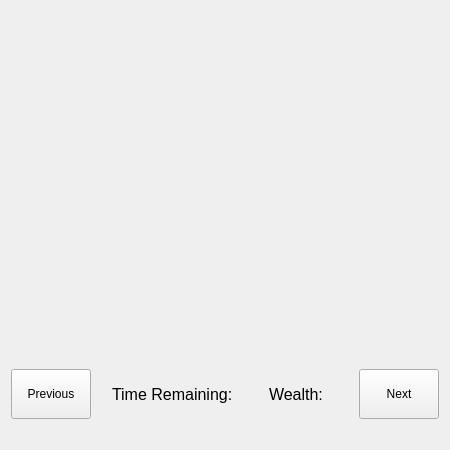
This is MarketSimulation/mainwindow.ui in dwattttt/marketsim as Qt 5 draws it before an edit. The edited form follows.
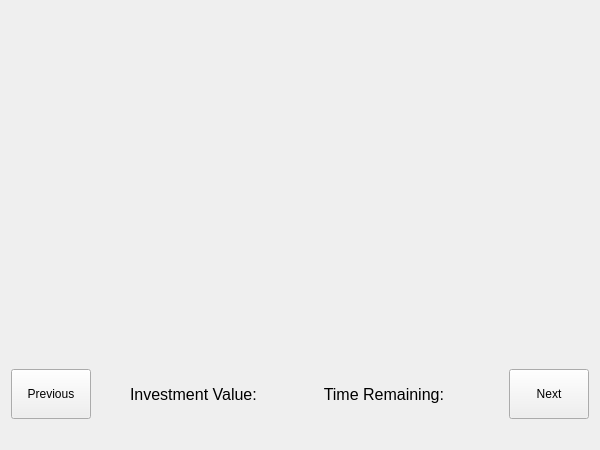
This is the edited form.

Commit message: Completed all of the easy required changes from Digsy  * Screen 2 text  * Screen 3 text, centering  * Screen 5 text, centering  * Screen 6 text, centering  * Screen 7 text  * Screen 8 text  * Screen 9 text  * Screen 10 text  * Screen 12 text  * Initial allocation - added axis, prevent next until allocation submitted, text, centering  * Block decryption test once one round completed  * Rename total wealth to investment value  * Relocate wealth and time labels along bottom  * Add encrypted/decrypted labels to decryption widget  * Added final score screen

```diff
--- a/MarketSimulation/mainwindow.ui
+++ b/MarketSimulation/mainwindow.ui
@@ -6,25 +6,25 @@
    <rect>
     <x>0</x>
     <y>0</y>
-    <width>450</width>
+    <width>600</width>
     <height>450</height>
    </rect>
   </property>
   <property name="sizePolicy">
-   <sizepolicy hsizetype="Fixed" vsizetype="Fixed">
+   <sizepolicy hsizetype="Preferred" vsizetype="Preferred">
     <horstretch>0</horstretch>
     <verstretch>0</verstretch>
    </sizepolicy>
   </property>
   <property name="minimumSize">
    <size>
-    <width>450</width>
+    <width>600</width>
     <height>450</height>
    </size>
   </property>
   <property name="maximumSize">
    <size>
-    <width>450</width>
+    <width>600</width>
     <height>450</height>
    </size>
   </property>
@@ -112,6 +112,55 @@
           <property name="orientation">
            <enum>Qt::Horizontal</enum>
           </property>
+          <property name="sizeType">
+           <enum>QSizePolicy::Maximum</enum>
+          </property>
+          <property name="sizeHint" stdset="0">
+           <size>
+            <width>40</width>
+            <height>20</height>
+           </size>
+          </property>
+         </spacer>
+        </item>
+        <item>
+         <widget class="QLabel" name="wealthLabelDesc">
+          <property name="font">
+           <font>
+            <pointsize>12</pointsize>
+           </font>
+          </property>
+          <property name="text">
+           <string>Investment Value:</string>
+          </property>
+         </widget>
+        </item>
+        <item>
+         <widget class="QLabel" name="wealthLabel">
+          <property name="minimumSize">
+           <size>
+            <width>20</width>
+            <height>0</height>
+           </size>
+          </property>
+          <property name="font">
+           <font>
+            <pointsize>12</pointsize>
+           </font>
+          </property>
+          <property name="text">
+           <string/>
+          </property>
+         </widget>
+        </item>
+        <item>
+         <spacer name="horizontalSpacer_5">
+          <property name="orientation">
+           <enum>Qt::Horizontal</enum>
+          </property>
+          <property name="sizeType">
+           <enum>QSizePolicy::Expanding</enum>
+          </property>
           <property name="sizeHint" stdset="0">
            <size>
             <width>40</width>
@@ -130,47 +179,19 @@
           <property name="text">
            <string>Time Remaining:</string>
           </property>
+          <property name="alignment">
+           <set>Qt::AlignRight|Qt::AlignTrailing|Qt::AlignVCenter</set>
+          </property>
          </widget>
         </item>
         <item>
          <widget class="QLabel" name="timeLabel">
-          <property name="font">
-           <font>
-            <pointsize>12</pointsize>
-           </font>
-          </property>
-          <property name="text">
-           <string/>
-          </property>
-         </widget>
-        </item>
-        <item>
-         <spacer name="horizontalSpacer_5">
-          <property name="orientation">
-           <enum>Qt::Horizontal</enum>
-          </property>
-          <property name="sizeHint" stdset="0">
+          <property name="minimumSize">
            <size>
-            <width>40</width>
-            <height>20</height>
+            <width>20</width>
+            <height>0</height>
            </size>
           </property>
-         </spacer>
-        </item>
-        <item>
-         <widget class="QLabel" name="wealthLabelDesc">
-          <property name="font">
-           <font>
-            <pointsize>12</pointsize>
-           </font>
-          </property>
-          <property name="text">
-           <string>Wealth:</string>
-          </property>
-         </widget>
-        </item>
-        <item>
-         <widget class="QLabel" name="wealthLabel">
           <property name="font">
            <font>
             <pointsize>12</pointsize>
@@ -186,6 +207,9 @@
           <property name="orientation">
            <enum>Qt::Horizontal</enum>
           </property>
+          <property name="sizeType">
+           <enum>QSizePolicy::Maximum</enum>
+          </property>
           <property name="sizeHint" stdset="0">
            <size>
             <width>40</width>
@@ -196,9 +220,15 @@
         </item>
         <item>
          <widget class="QPushButton" name="nextButton">
+          <property name="sizePolicy">
+           <sizepolicy hsizetype="Preferred" vsizetype="Fixed">
+            <horstretch>0</horstretch>
+            <verstretch>0</verstretch>
+           </sizepolicy>
+          </property>
           <property name="minimumSize">
            <size>
-            <width>0</width>
+            <width>80</width>
             <height>50</height>
            </size>
           </property>
```
Left out of the diff: 11 changed lines with no effect on the pictures. The commit also changes 26 other files.
